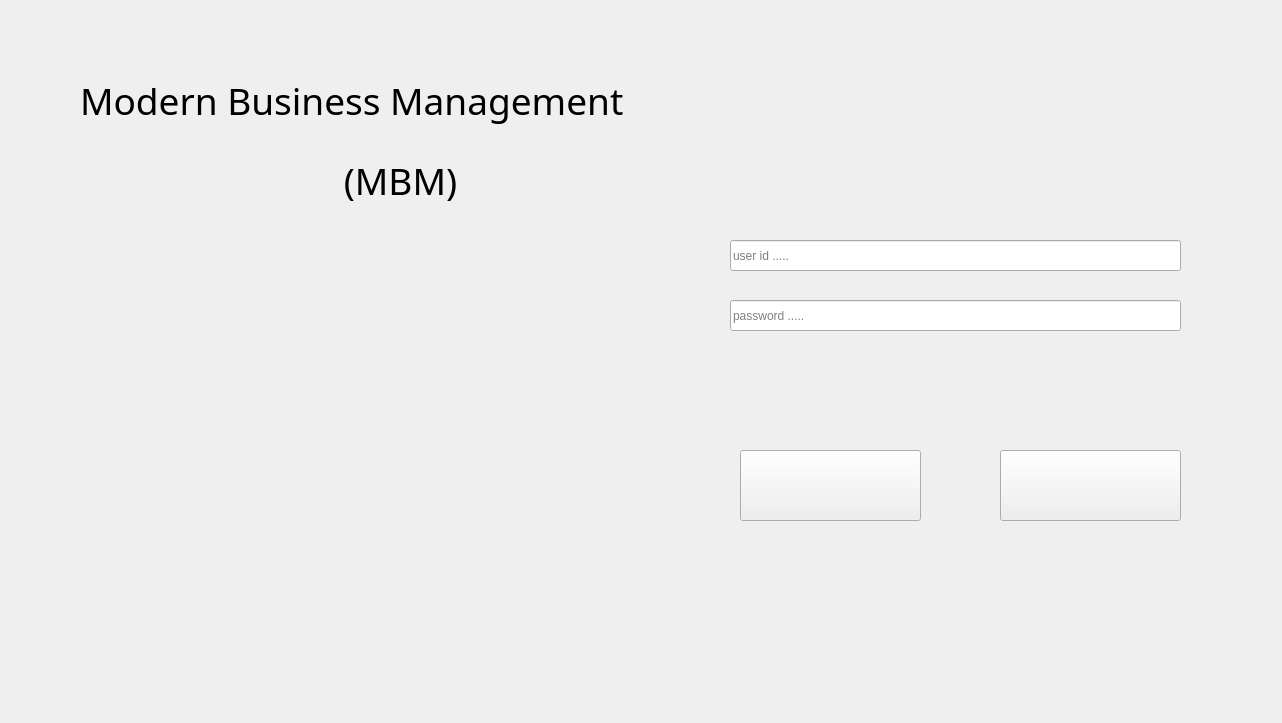
Old version of the form loginForm.ui in the repository punparin/MBM.
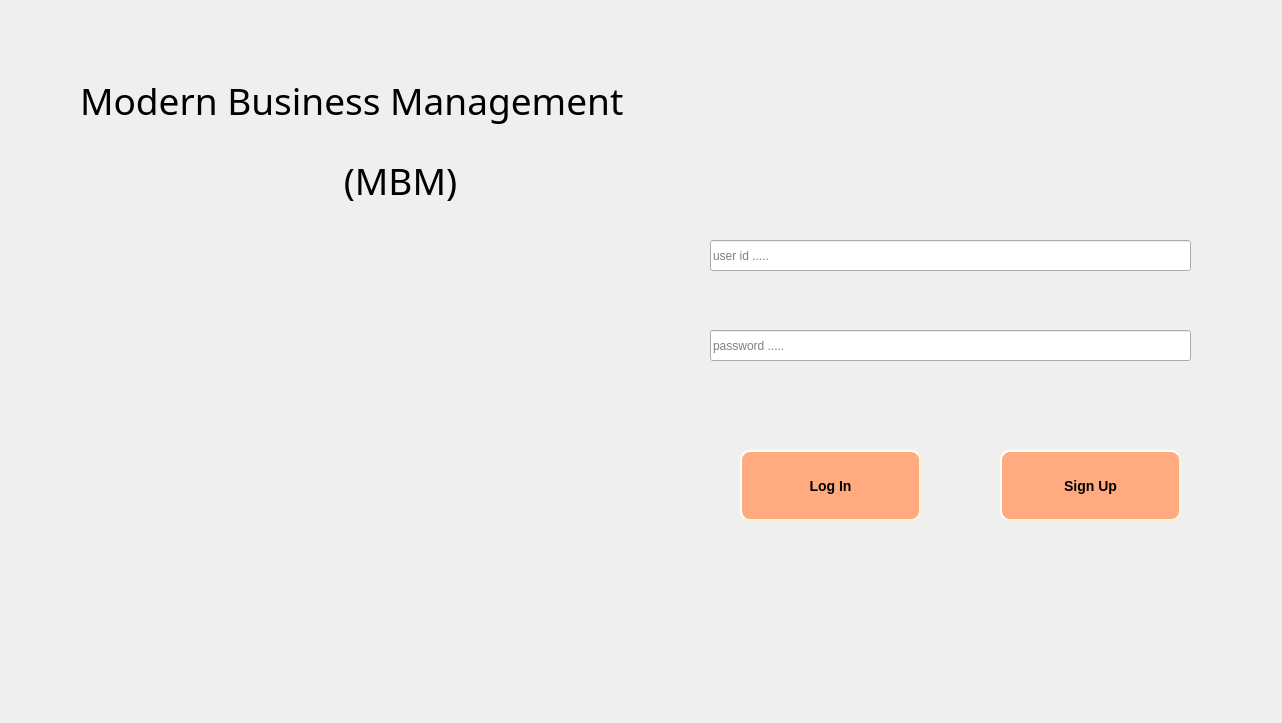
New version of the form. Icons and pictures are not drawn.

Diff of the .ui file:
```diff
--- a/loginForm.ui
+++ b/loginForm.ui
@@ -24,7 +24,53 @@
     <normaloff>../../Chocobo project/ChocoboFlying Project/My_Project/Assets/more/medal_bronze.png</normaloff>../../Chocobo project/ChocoboFlying Project/My_Project/Assets/more/medal_bronze.png</iconset>
   </property>
   <property name="autoFillBackground">
-   <bool>true</bool>
+   <bool>false</bool>
+  </property>
+  <property name="styleSheet">
+   <string notr="true">QPushButton{
+    background-color: rgb(255, 170, 127);
+    border-style: outset;
+    border-width: 2px;
+    border-radius: 10px;
+    border-color: beige;
+    font: bold 14px;
+    min-width: 5em;
+    padding: 3px;
+}
+
+QComboBox {
+	background-color: rgb(67, 196, 255);
+    border: 1px rgb(85, 170, 255);
+    border-radius: 3px;
+    padding: 1px 18px 1px 3px;
+    min-width: 6em;
+    border-style: outset;
+    border-width: 2px;
+    border-radius: 10px;
+    border-color: beige;
+}
+
+QComboBox:editable {
+    background: rgb(85, 170, 255);
+}
+
+QComboBox:!editable:on, QComboBox::drop-down:editable:on {
+    background: qlineargradient(x1: 0, y1: 0, x2: 0, y2: 1,
+                                stop: 0 #D3D3D3, stop: 0.4 #D8D8D8,
+                                stop: 0.5 #DDDDDD, stop: 1.0 #E1E1E1);
+}
+
+QComboBox:on { /* shift the text when the popup opens */
+    padding-top: 3px;
+    padding-left: 4px;
+}
+
+QComboBox QAbstractItemView {
+    border: 2px solid rgb(75, 177, 255);
+    selection-background-color: rgb(137, 190, 255);
+}
+
+</string>
   </property>
   <widget class="QPushButton" name="pushButton_1">
    <property name="enabled">
@@ -47,8 +93,11 @@
    <property name="autoFillBackground">
     <bool>false</bool>
    </property>
+   <property name="styleSheet">
+    <string notr="true">font: 63 14pt &quot;Segoe UI Semibold&quot;;</string>
+   </property>
    <property name="text">
-    <string/>
+    <string>Log In</string>
    </property>
    <property name="checkable">
     <bool>false</bool>
@@ -69,16 +118,19 @@
    <property name="cursor">
     <cursorShape>PointingHandCursor</cursorShape>
    </property>
+   <property name="styleSheet">
+    <string notr="true">font: 63 14pt &quot;Segoe UI Semibold&quot;;</string>
+   </property>
    <property name="text">
-    <string/>
+    <string>Sign Up</string>
    </property>
   </widget>
   <widget class="QLineEdit" name="lineEdit_1">
    <property name="geometry">
     <rect>
-     <x>730</x>
+     <x>710</x>
      <y>240</y>
-     <width>451</width>
+     <width>481</width>
      <height>31</height>
     </rect>
    </property>
@@ -107,9 +159,9 @@
   <widget class="QLineEdit" name="lineEdit_2">
    <property name="geometry">
     <rect>
-     <x>730</x>
-     <y>300</y>
-     <width>451</width>
+     <x>710</x>
+     <y>330</y>
+     <width>481</width>
      <height>31</height>
     </rect>
    </property>
```
Left out of the diff: 3 changed lines with no effect on the pictures.
